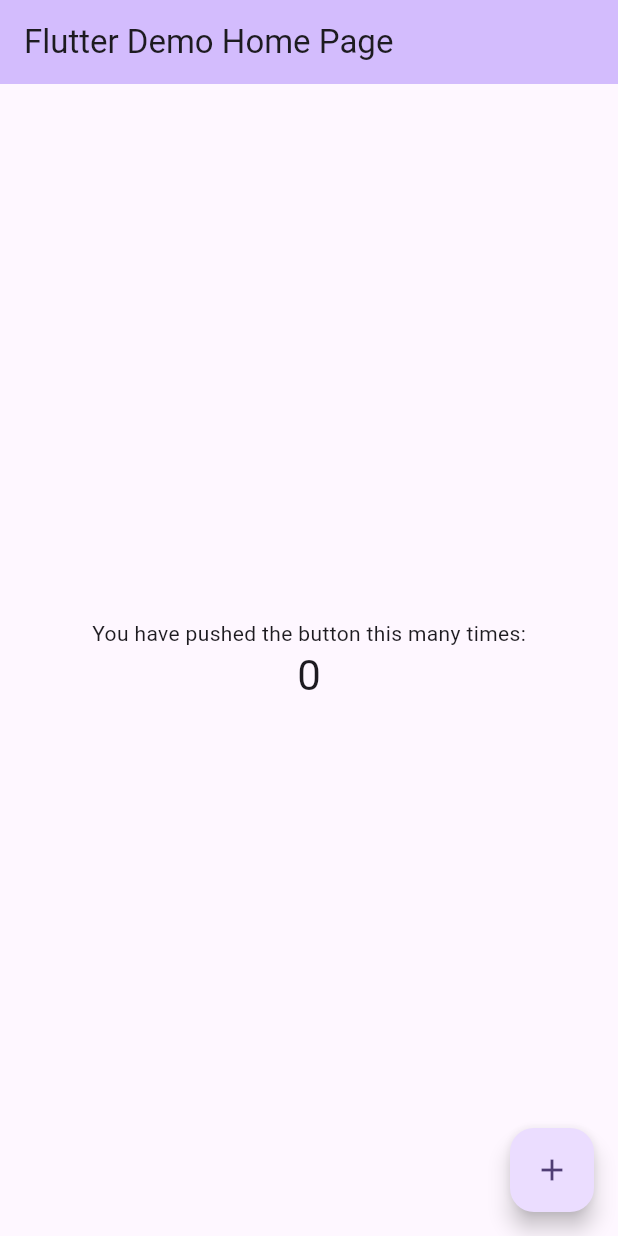
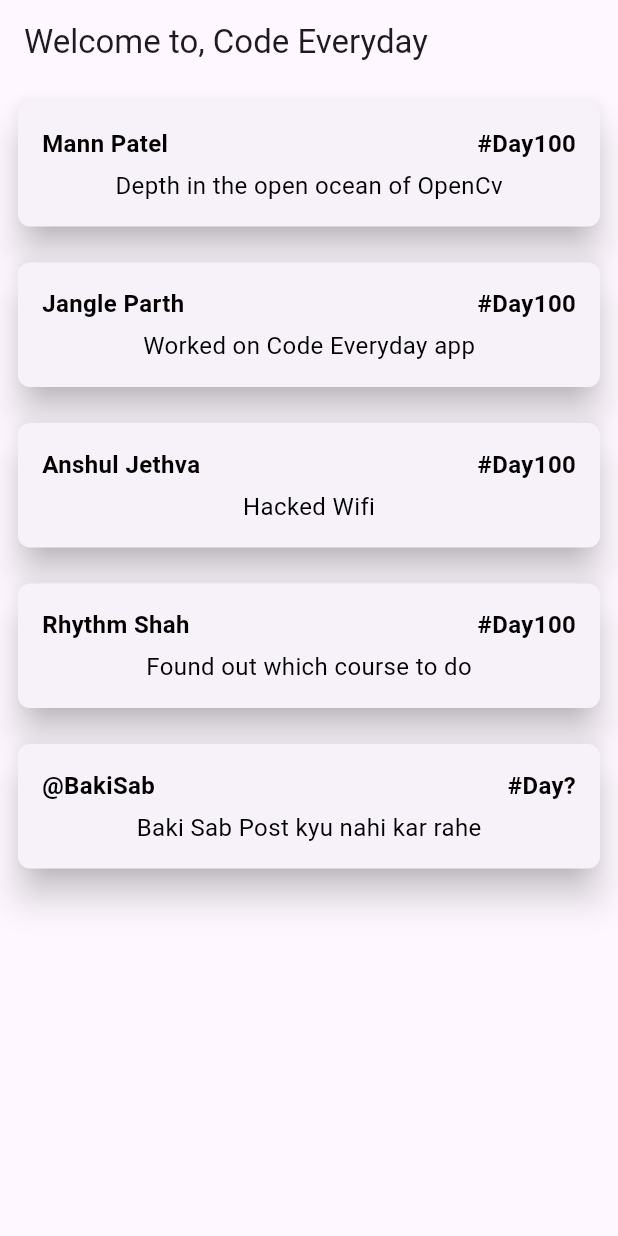
Before and after one commit to Jangle-Parth/Code-Everyday, a Flutter app: the screen it shows after launch, on a phone screen of 412 x 824 dp. Run offline on Flutter 3.47's test engine with Material 3 defaults, Android fonts, the phone set to English and light mode, and no system bars; our stand-ins replace firebase_core; accounts and stored records are empty.

Commit message:
worked on message model and message widget

```diff
--- /dev/null
+++ b/lib/data.dart
@@ -0,0 +1,15 @@
+import 'package:code_everyday/messagemodel.dart';
+
+final List<MessageModel> messages = [
+  MessageModel(
+      day: "100",
+      message: 'Depth in the open ocean of OpenCv',
+      name: 'Mann Patel'),
+  MessageModel(
+      day: "100", message: 'Worked on Code Everyday app', name: 'Jangle Parth'),
+  MessageModel(day: "100", message: 'Hacked Wifi', name: 'Anshul Jethva'),
+  MessageModel(
+      day: "100", message: 'Found out which course to do', name: 'Rhythm Shah'),
+  MessageModel(
+      day: "?", message: "Baki Sab Post kyu nahi kar rahe", name: "@BakiSab")
+];
--- /dev/null
+++ b/lib/home.dart
@@ -0,0 +1,24 @@
+import 'package:code_everyday/data.dart';
+import 'package:code_everyday/message.dart';
+import 'package:flutter/material.dart';
+
+class HomeScreen extends StatefulWidget {
+  const HomeScreen({super.key});
+
+  @override
+  State<HomeScreen> createState() => _HomeScreenState();
+}
+
+class _HomeScreenState extends State<HomeScreen> {
+  @override
+  Widget build(BuildContext context) {
+    return ListView.builder(
+      itemCount: 5,
+      itemBuilder: (BuildContext context, int index) {
+        return Message(
+          message: messages[index],
+        );
+      },
+    );
+  }
+}
--- a/lib/main.dart
+++ b/lib/main.dart
@@ -1,3 +1,4 @@
+import 'package:code_everyday/home.dart';
 import 'package:firebase_core/firebase_core.dart';
 import 'package:flutter/material.dart';
 
@@ -10,119 +11,17 @@
 class MyApp extends StatelessWidget {
   const MyApp({super.key});
 
-  // This widget is the root of your application.
   @override
   Widget build(BuildContext context) {
     return MaterialApp(
-      title: 'Flutter Demo',
-      theme: ThemeData(
-        // This is the theme of your application.
-        //
-        // TRY THIS: Try running your application with "flutter run". You'll see
-        // the application has a blue toolbar. Then, without quitting the app,
-        // try changing the seedColor in the colorScheme below to Colors.green
-        // and then invoke "hot reload" (save your changes or press the "hot
-        // reload" button in a Flutter-supported IDE, or press "r" if you used
-        // the command line to start the app).
-        //
-        // Notice that the counter didn't reset back to zero; the application
-        // state is not lost during the reload. To reset the state, use hot
-        // restart instead.
-        //
-        // This works for code too, not just values: Most code changes can be
-        // tested with just a hot reload.
-        colorScheme: ColorScheme.fromSeed(seedColor: Colors.deepPurple),
-        useMaterial3: true,
+      title: 'Code Everyday',
+      home: Scaffold(
+        appBar: AppBar(
+          title: const Text('Welcome to, Code Everyday'),
+        ),
+        body: const HomeScreen(),
       ),
-      home: const MyHomePage(title: 'Flutter Demo Home Page'),
+      debugShowCheckedModeBanner: false,
     );
   }
 }
-
-class MyHomePage extends StatefulWidget {
-  const MyHomePage({super.key, required this.title});
-
-  // This widget is the home page of your application. It is stateful, meaning
-  // that it has a State object (defined below) that contains fields that affect
-  // how it looks.
-
-  // This class is the configuration for the state. It holds the values (in this
-  // case the title) provided by the parent (in this case the App widget) and
-  // used by the build method of the State. Fields in a Widget subclass are
-  // always marked "final".
-
-  final String title;
-
-  @override
-  State<MyHomePage> createState() => _MyHomePageState();
-}
-
-class _MyHomePageState extends State<MyHomePage> {
-  int _counter = 0;
-
-  void _incrementCounter() {
-    setState(() {
-      // This call to setState tells the Flutter framework that something has
-      // changed in this State, which causes it to rerun the build method below
-      // so that the display can reflect the updated values. If we changed
-      // _counter without calling setState(), then the build method would not be
-      // called again, and so nothing would appear to happen.
-      _counter++;
-    });
-  }
-
-  @override
-  Widget build(BuildContext context) {
-    // This method is rerun every time setState is called, for instance as done
-    // by the _incrementCounter method above.
-    //
-    // The Flutter framework has been optimized to make rerunning build methods
-    // fast, so that you can just rebuild anything that needs updating rather
-    // than having to individually change instances of widgets.
-    return Scaffold(
-      appBar: AppBar(
-        // TRY THIS: Try changing the color here to a specific color (to
-        // Colors.amber, perhaps?) and trigger a hot reload to see the AppBar
-        // change color while the other colors stay the same.
-        backgroundColor: Theme.of(context).colorScheme.inversePrimary,
-        // Here we take the value from the MyHomePage object that was created by
-        // the App.build method, and use it to set our appbar title.
-        title: Text(widget.title),
-      ),
-      body: Center(
-        // Center is a layout widget. It takes a single child and positions it
-        // in the middle of the parent.
-        child: Column(
-          // Column is also a layout widget. It takes a list of children and
-          // arranges them vertically. By default, it sizes itself to fit its
-          // children horizontally, and tries to be as tall as its parent.
-          //
-          // Column has various properties to control how it sizes itself and
-          // how it positions its children. Here we use mainAxisAlignment to
-          // center the children vertically; the main axis here is the vertical
-          // axis because Columns are vertical (the cross axis would be
-          // horizontal).
-          //
-          // TRY THIS: Invoke "debug painting" (choose the "Toggle Debug Paint"
-          // action in the IDE, or press "p" in the console), to see the
-          // wireframe for each widget.
-          mainAxisAlignment: MainAxisAlignment.center,
-          children: <Widget>[
-            const Text(
-              'You have pushed the button this many times:',
-            ),
-            Text(
-              '$_counter',
-              style: Theme.of(context).textTheme.headlineMedium,
-            ),
-          ],
-        ),
-      ),
-      floatingActionButton: FloatingActionButton(
-        onPressed: _incrementCounter,
-        tooltip: 'Increment',
-        child: const Icon(Icons.add),
-      ), // This trailing comma makes auto-formatting nicer for build methods.
-    );
-  }
-}
--- /dev/null
+++ b/lib/message.dart
@@ -0,0 +1,52 @@
+import 'package:code_everyday/messagemodel.dart';
+import 'package:flutter/material.dart';
+
+class Message extends StatelessWidget {
+  final MessageModel message;
+  const Message({super.key, required this.message});
+
+  @override
+  Widget build(BuildContext context) {
+    return Padding(
+        padding: const EdgeInsets.all(8),
+        child: Card(
+          elevation: 10,
+          shape: RoundedRectangleBorder(
+            borderRadius: BorderRadius.circular(8),
+          ),
+          child: Padding(
+            padding: const EdgeInsets.all(16),
+            child: Column(
+              children: [
+                Row(
+                  mainAxisAlignment: MainAxisAlignment.spaceBetween,
+                  children: [
+                    Text(
+                      message.name,
+                      style: const TextStyle(
+                          fontSize: 16,
+                          color: Colors.black,
+                          fontWeight: FontWeight.bold),
+                    ),
+                    Text(
+                      "#Day${message.day as String}",
+                      style: const TextStyle(
+                          fontSize: 16,
+                          color: Colors.black,
+                          fontWeight: FontWeight.bold),
+                    )
+                  ],
+                ),
+                const SizedBox(
+                  height: 5,
+                ),
+                Text(
+                  message.message,
+                  style: const TextStyle(fontSize: 16, color: Colors.black),
+                ),
+              ],
+            ),
+          ),
+        ));
+  }
+}
--- /dev/null
+++ b/lib/messagemodel.dart
@@ -0,0 +1,11 @@
+class MessageModel {
+  final String day;
+  final String message;
+  final String name;
+
+  MessageModel({
+    required this.day,
+    required this.message,
+    required this.name,
+  });
+}
```
Also changed, not shown: lib/database.dart (added, +10 -0 lines).
